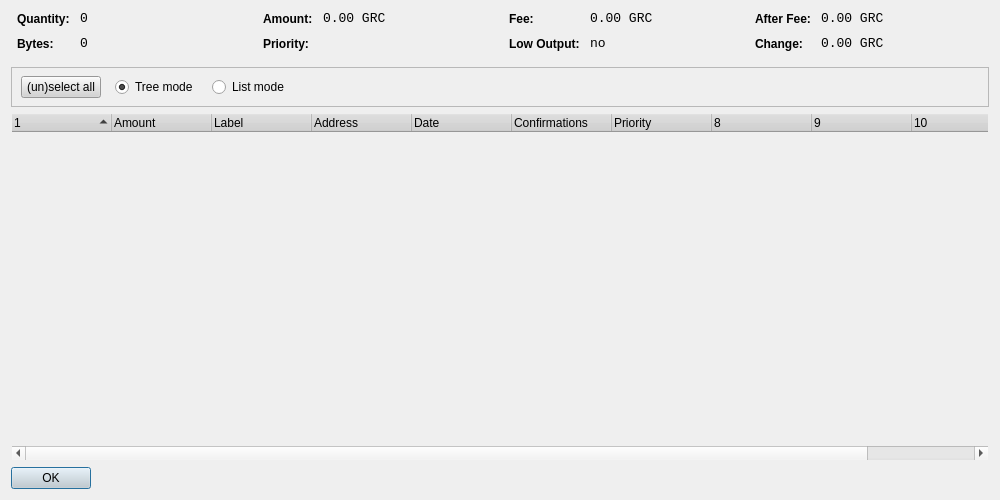
Before: the Qt Designer form src/qt/forms/coincontroldialog.ui in gridcoin-community/Gridcoin-Research, drawn with Qt 5.
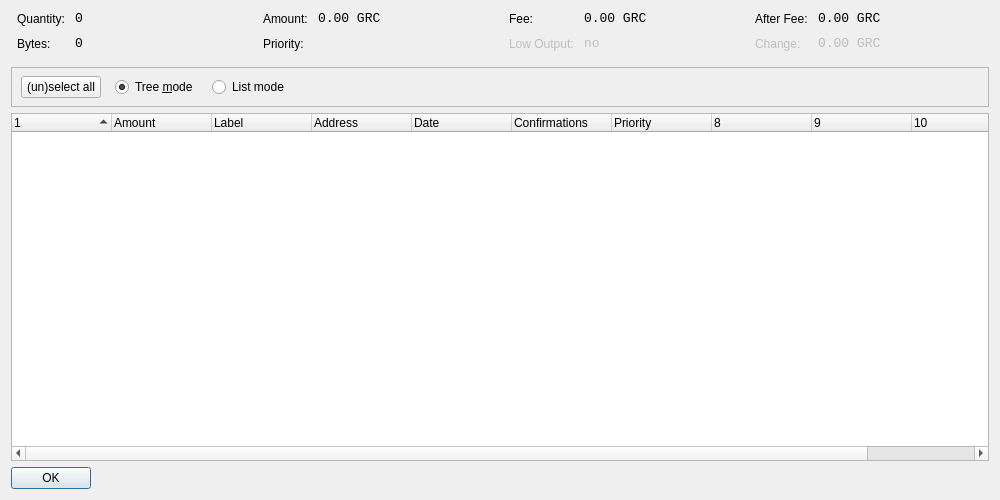
After: the same form once the commit is applied. Icons and pictures are not drawn. Custom widgets are drawn as their Qt base class.

Patch:
```diff
--- a/src/qt/forms/coincontroldialog.ui
+++ b/src/qt/forms/coincontroldialog.ui
@@ -13,11 +13,6 @@
   <property name="windowTitle">
    <string>Coin Control</string>
   </property>
-  <property name="styleSheet">
-   <string notr="true">QDialog{background-image: url(:/images/bkg);}
-QWidget{color: black;}
-QPushButton{background-color: lightgray;}</string>
-  </property>
   <layout class="QVBoxLayout" name="verticalLayout">
    <item>
     <layout class="QHBoxLayout" name="horizontalLayoutTop" stretch="0,0,0,0">
@@ -43,9 +38,6 @@
        </property>
        <item row="0" column="0">
         <widget class="QLabel" name="labelCoinControlQuantityText">
-         <property name="styleSheet">
-          <string notr="true">font-weight:bold;</string>
-         </property>
          <property name="text">
           <string>Quantity:</string>
          </property>
@@ -75,9 +67,6 @@
        </item>
        <item row="1" column="0">
         <widget class="QLabel" name="labelCoinControlBytesText">
-         <property name="styleSheet">
-          <string notr="true">font-weight:bold;</string>
-         </property>
          <property name="text">
           <string>Bytes:</string>
          </property>
@@ -123,9 +112,6 @@
        </property>
        <item row="0" column="0">
         <widget class="QLabel" name="labelCoinControlAmountText">
-         <property name="styleSheet">
-          <string notr="true">font-weight:bold;</string>
-         </property>
          <property name="text">
           <string>Amount:</string>
          </property>
@@ -155,9 +141,6 @@
        </item>
        <item row="1" column="0">
         <widget class="QLabel" name="labelCoinControlPriorityText">
-         <property name="styleSheet">
-          <string notr="true">font-weight:bold;</string>
-         </property>
          <property name="text">
           <string>Priority:</string>
          </property>
@@ -203,9 +186,6 @@
        </property>
        <item row="0" column="0">
         <widget class="QLabel" name="labelCoinControlFeeText">
-         <property name="styleSheet">
-          <string notr="true">font-weight:bold;</string>
-         </property>
          <property name="text">
           <string>Fee:</string>
          </property>
@@ -238,9 +218,6 @@
          <property name="enabled">
           <bool>false</bool>
          </property>
-         <property name="styleSheet">
-          <string notr="true">font-weight:bold;</string>
-         </property>
          <property name="text">
           <string>Low Output:</string>
          </property>
@@ -289,9 +266,6 @@
        </property>
        <item row="0" column="0">
         <widget class="QLabel" name="labelCoinControlAfterFeeText">
-         <property name="styleSheet">
-          <string notr="true">font-weight:bold;</string>
-         </property>
          <property name="text">
           <string>After Fee:</string>
          </property>
@@ -324,9 +298,6 @@
          <property name="enabled">
           <bool>false</bool>
          </property>
-         <property name="styleSheet">
-          <string notr="true">font-weight:bold;</string>
-         </property>
          <property name="text">
           <string>Change:</string>
          </property>
@@ -384,7 +355,7 @@
         <height>41</height>
        </rect>
       </property>
-      <layout class="QHBoxLayout" name="horizontalLayoutPanel" stretch="0,0,0,0,0">
+      <layout class="QHBoxLayout" name="horizontalLayoutPanel" stretch="0,0,0,0">
        <property name="spacing">
         <number>14</number>
        </property>
@@ -410,7 +381,7 @@
           </sizepolicy>
          </property>
          <property name="text">
-          <string>Tree mode</string>
+          <string>Tree &amp;mode</string>
          </property>
          <property name="checked">
           <bool>true</bool>
@@ -452,11 +423,6 @@
      <property name="contextMenuPolicy">
       <enum>Qt::CustomContextMenu</enum>
      </property>
-     <property name="styleSheet">
-      <string notr="true">QHeaderView{background-color: lightgray;}
-QTreeWidget{color: rgb(0,0,0); background-color: transparent;}
-</string>
-     </property>
      <property name="sortingEnabled">
       <bool>false</bool>
      </property>
```
